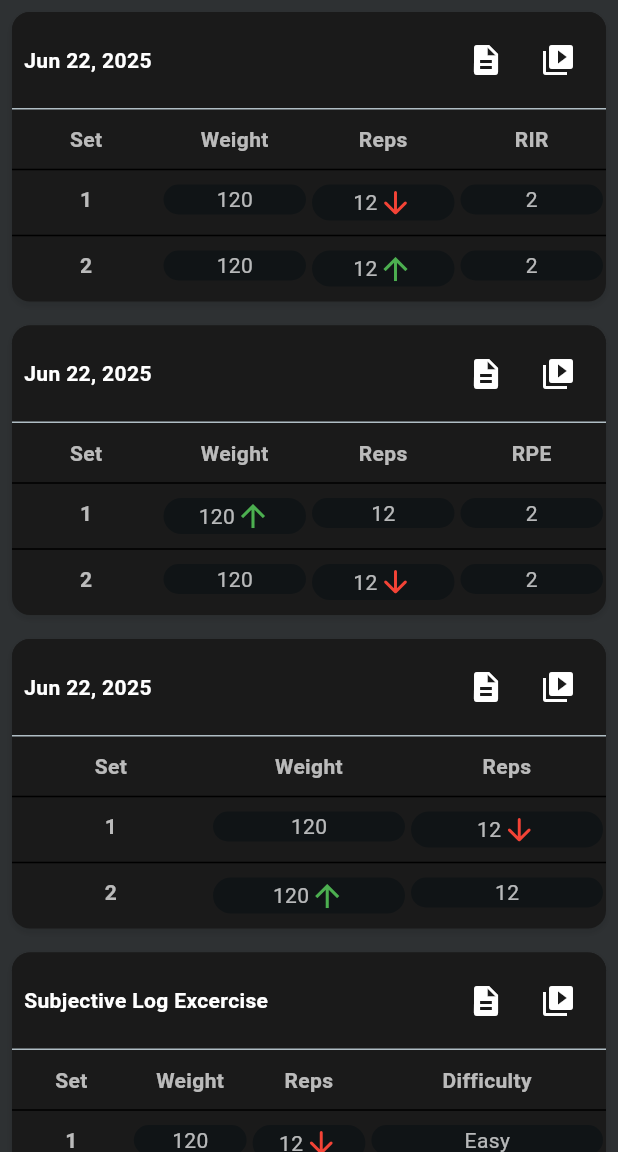
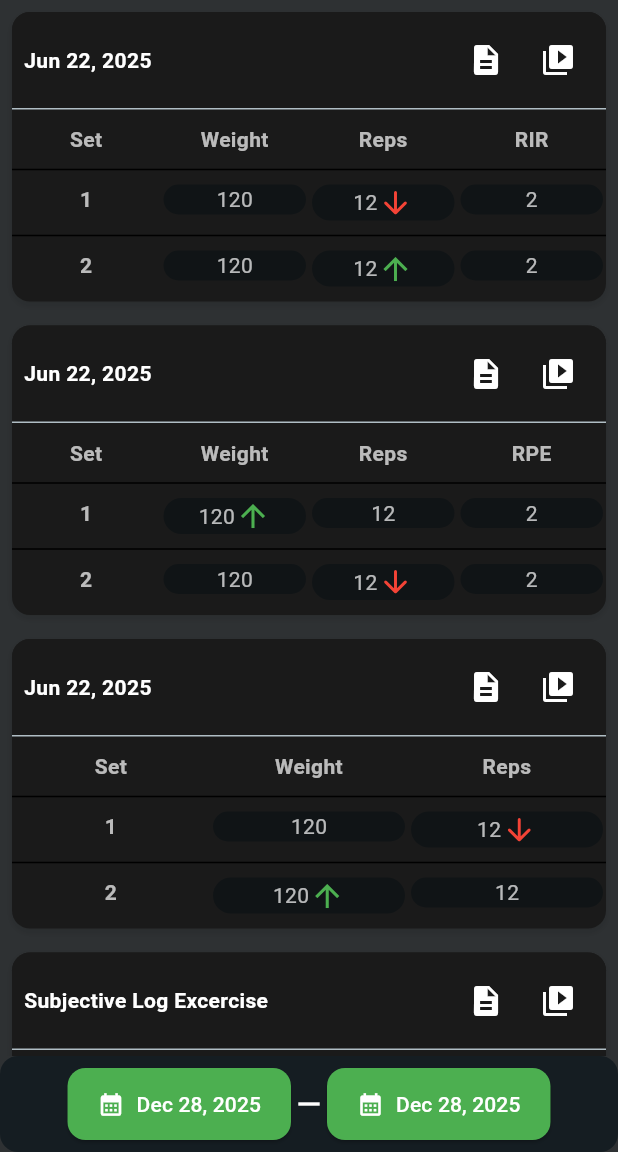
Before and after one commit to diegoZarateFer/gym-tracker-prototype, a Flutter app: the ExcerciseHistoryPage screen opened by its route, on a phone screen of 412 x 824 dp, the part 84-1236 px from its top. Run offline on Flutter 3.47's test engine with Material 3 defaults, Android fonts, the phone set to English and light mode, and no system bars; our stand-ins replace fl_chart, google_fonts, just_audio, logger, percent_indicator, permission_handler and 1 more; missing offline and left inert: alarm.

```diff
--- a/lib/pages/excercise_history_page.dart
+++ b/lib/pages/excercise_history_page.dart
@@ -11,9 +11,7 @@ import 'package:gym_tracker_ui/pages/widgets/subjective_excercise_history_log.da
 class ExcerciseHistoryPage extends StatefulWidget {
   static const String route = "/excercise-history";
 
-  const ExcerciseHistoryPage({
-    super.key,
-  });
+  const ExcerciseHistoryPage({super.key});
 
   @override
   State<ExcerciseHistoryPage> createState() => _ExcerciseHistoryPageState();
@@ -38,25 +36,19 @@ class _ExcerciseHistoryPageState extends State<ExcerciseHistoryPage> {
             onPressed: () {
               Navigator.of(context).pushNamed(ExcerciseCalendarPage.route);
             },
-            icon: const Icon(
-              Icons.calendar_month,
-            ),
+            icon: const Icon(Icons.calendar_month),
           ),
           IconButton(
             onPressed: () {
               Navigator.of(context).pushNamed(ExcerciseStatsPage.route);
             },
-            icon: const Icon(
-              Icons.auto_graph,
-            ),
+            icon: const Icon(Icons.auto_graph),
           ),
           IconButton(
             onPressed: () {
               context.showBottomDialog(const FilterExcerciseHistoryDialog());
             },
-            icon: const Icon(
-              Icons.tune,
-            ),
+            icon: const Icon(Icons.tune),
           ),
         ],
       ),
@@ -70,6 +62,33 @@ class _ExcerciseHistoryPageState extends State<ExcerciseHistoryPage> {
           ],
         ),
       ),
+      bottomNavigationBar: SafeArea(
+        child: Container(
+          decoration: BoxDecoration(
+            borderRadius: BorderRadius.circular(12),
+            color: Theme.of(context).bottomSheetTheme.backgroundColor,
+          ),
+          child: Padding(
+            padding: const EdgeInsets.all(8),
+            child: Row(
+              mainAxisAlignment: MainAxisAlignment.center,
+              children: [
+                ElevatedButton.icon(
+                  onPressed: () {},
+                  label: Text("Dec 28, 2025"),
+                  icon: Icon(Icons.calendar_month),
+                ),
+                Icon(Icons.remove),
+                ElevatedButton.icon(
+                  onPressed: () {},
+                  label: Text("Dec 28, 2025"),
+                  icon: Icon(Icons.calendar_month),
+                ),
+              ],
+            ),
+          ),
+        ),
+      ),
     );
   }
 }
--- a/lib/pages/widgets/dialogs/rest_timer_dialog.dart
+++ b/lib/pages/widgets/dialogs/rest_timer_dialog.dart
@@ -377,13 +377,16 @@ class _FinishedRestTimerState extends State<FinishedRestTimer> {
               Row(
                 mainAxisAlignment: MainAxisAlignment.center,
                 children: [
-                  ElevatedButton.icon(
+                  SizedBox(
+                    width: double.infinity,
+                    child: ElevatedButton.icon(
                       onPressed: () {
                         Alarm.stopAll();
                         Navigator.of(context).pop();
                       },
                       label: Text("Close"),
                       icon: Icon(Icons.close),
+                    ),
                   ),
                 ],
               ),
```
Also changed, not shown: lib/pages/widgets/dialogs/filter_excercise_history_dialog.dart (+9 -6 lines), lib/pages/widgets/dialogs/show_set_videos_dialog.dart (+9 -6 lines), lib/pages/widgets/dialogs/view_excercise_notes_dialog.dart (+9 -6 lines). Lines whose indentation alone changed are shown as unchanged.
